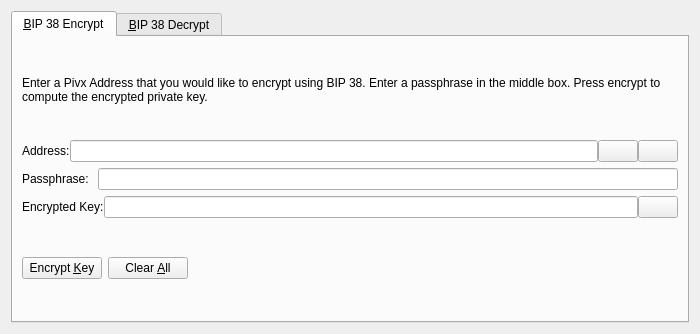
crazysoldier/clonecoin, file src/qt/forms/bip38tooldialog.ui: the form before one commit.
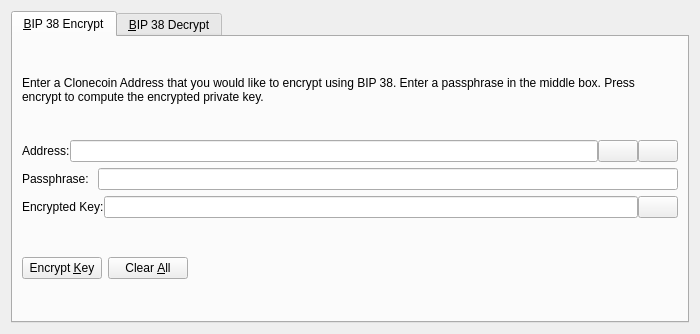
The form after the commit. The open tabs and pages were chosen to show the change. Icons and pictures are not drawn. Custom widgets are drawn as their Qt base class.

```diff
--- a/src/qt/forms/bip38tooldialog.ui
+++ b/src/qt/forms/bip38tooldialog.ui
@@ -30,7 +30,7 @@
        <item>
         <widget class="QLabel" name="infoLabel_ENC">
          <property name="text">
-          <string>Enter a Pivx Address that you would like to encrypt using BIP 38. Enter a passphrase in the middle box. Press encrypt to compute the encrypted private key.</string>
+          <string>Enter a Clonecoin Address that you would like to encrypt using BIP 38. Enter a passphrase in the middle box. Press encrypt to compute the encrypted private key.</string>
          </property>
          <property name="textFormat">
           <enum>Qt::PlainText</enum>
```
Left out of the diff: 24 changed lines with no effect on the pictures.
